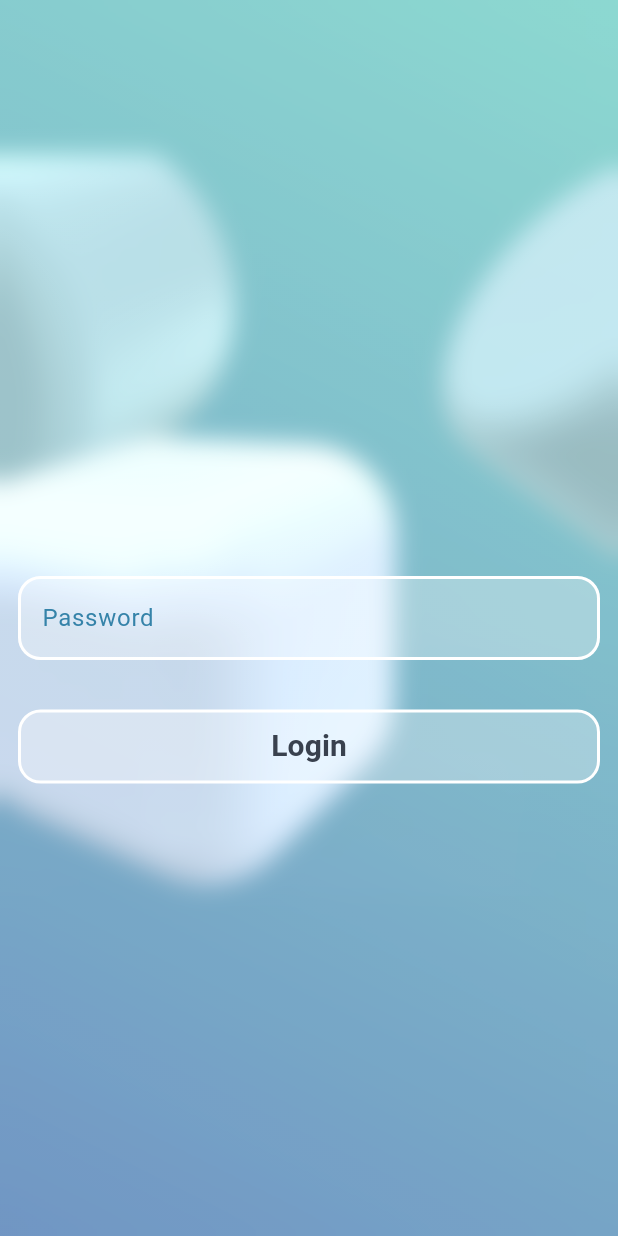
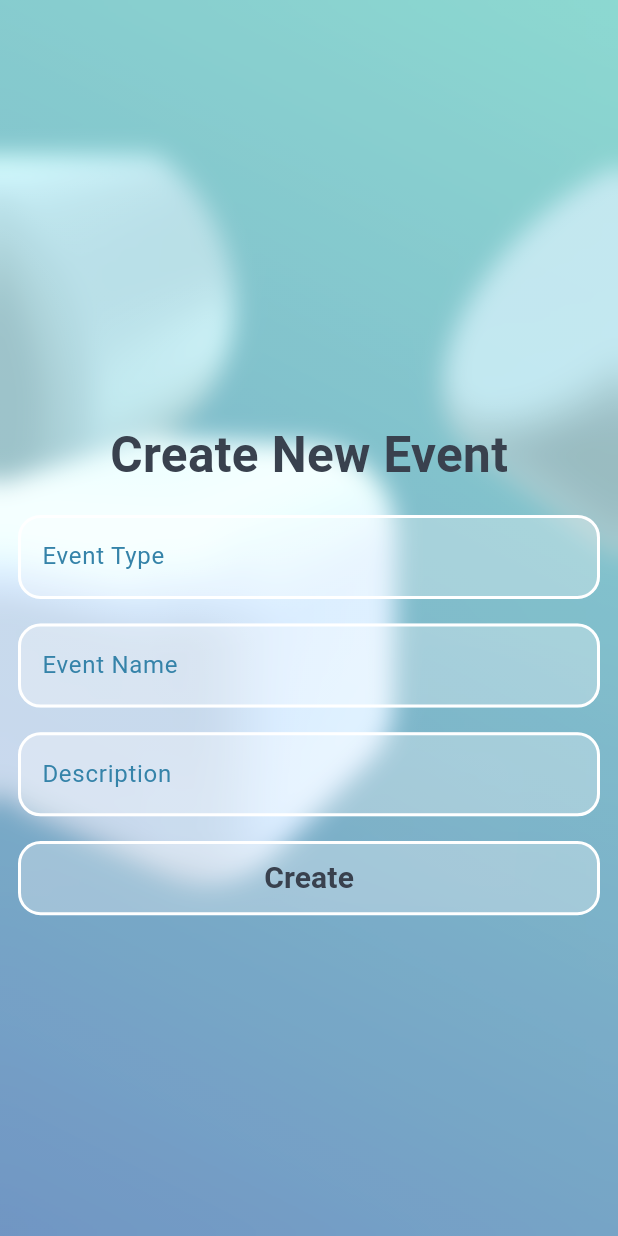
Before and after one commit to RMCV-Rajapaksha/Project-Syncup, a Flutter app: the screen it shows after launch, on a phone screen of 412 x 824 dp. Run offline on Flutter 3.47's test engine with Material 3 defaults, Android fonts, the phone set to English and light mode, and no system bars; our stand-ins replace device_preview.

Commit message:
Update Create and Login pages

```diff
--- a/lib/pages/Create.dart
+++ b/lib/pages/Create.dart
@@ -29,10 +29,17 @@ class _LoginState extends State<Create> {
               child: Column(
                 children: [
                   SizedBox(height: screenHeight * 0.1),
+                  Text(
+                    'Create New Event',
+                    style: TextStyle(
+                        color: const Color.fromRGBO(57, 65, 78, 1),
+                        fontSize: screenHeight * 0.04,
+                        fontWeight: FontWeight.bold),
+                  ),
                   SizedBox(height: screenHeight * 0.02),
                   TextFormField(
                     decoration: InputDecoration(
-                      hintText: 'Password',
+                      hintText: 'Event Type',
                       hintStyle: const TextStyle(
                           color: Color.fromRGBO(53, 131, 169, 1)),
                       enabledBorder: OutlineInputBorder(
@@ -66,6 +73,77 @@ class _LoginState extends State<Create> {
                     },
                   ),
                   SizedBox(height: screenHeight * 0.02),
+                  TextFormField(
+                    decoration: InputDecoration(
+                      hintText: 'Event Name',
+                      hintStyle: const TextStyle(
+                          color: Color.fromRGBO(53, 131, 169, 1)),
+                      enabledBorder: OutlineInputBorder(
+                        borderSide:
+                            const BorderSide(color: Colors.white, width: 2.0),
+                        borderRadius: BorderRadius.circular(15.0),
+                      ),
+                      focusedBorder: OutlineInputBorder(
+                        borderSide:
+                            const BorderSide(color: Colors.white, width: 2.0),
+                        borderRadius: BorderRadius.circular(15.0),
+                      ),
+                      errorBorder: OutlineInputBorder(
+                        borderSide:
+                            const BorderSide(color: Colors.white, width: 2.0),
+                        borderRadius: BorderRadius.circular(15.0),
+                      ),
+                      focusedErrorBorder: OutlineInputBorder(
+                        borderSide:
+                            const BorderSide(color: Colors.white, width: 2.0),
+                        borderRadius: BorderRadius.circular(15.0),
+                      ),
+                      fillColor: const Color.fromRGBO(255, 255, 255, 0.3),
+                      filled: true,
+                    ),
+                    validator: (value) {
+                      if (value == null || value.isEmpty) {
+                        return 'Please enter your Password';
+                      }
+                      return null;
+                    },
+                  ),
+                  SizedBox(height: screenHeight * 0.02),
+                  TextFormField(
+                    decoration: InputDecoration(
+                      hintText: 'Description',
+                      hintStyle: const TextStyle(
+                          color: Color.fromRGBO(53, 131, 169, 1)),
+                      enabledBorder: OutlineInputBorder(
+                        borderSide:
+                            const BorderSide(color: Colors.white, width: 2.0),
+                        borderRadius: BorderRadius.circular(15.0),
+                      ),
+                      focusedBorder: OutlineInputBorder(
+                        borderSide:
+                            const BorderSide(color: Colors.white, width: 2.0),
+                        borderRadius: BorderRadius.circular(15.0),
+                      ),
+                      errorBorder: OutlineInputBorder(
+                        borderSide:
+                            const BorderSide(color: Colors.white, width: 2.0),
+                        borderRadius: BorderRadius.circular(15.0),
+                      ),
+                      focusedErrorBorder: OutlineInputBorder(
+                        borderSide:
+                            const BorderSide(color: Colors.white, width: 2.0),
+                        borderRadius: BorderRadius.circular(15.0),
+                      ),
+                      fillColor: const Color.fromRGBO(255, 255, 255, 0.3),
+                      filled: true,
+                    ),
+                    validator: (value) {
+                      if (value == null || value.isEmpty) {
+                        return 'Please enter your Password';
+                      }
+                      return null;
+                    },
+                  ),
                   SizedBox(height: screenHeight * 0.02),
                   Container(
                       height: screenHeight * 0.06,
@@ -83,7 +161,7 @@ class _LoginState extends State<Create> {
                             );
                           }
                         },
-                        child: const Text('Login',
+                        child: const Text('Create',
                             style: TextStyle(
                               fontSize: 20,
                               fontWeight: FontWeight.bold,
--- a/lib/pages/Login.dart
+++ b/lib/pages/Login.dart
@@ -32,7 +32,7 @@ class _LoginState extends State<Login> {
                     'Welcome back',
                     style: TextStyle(
                         color: const Color.fromRGBO(57, 65, 78, 1),
-                        fontSize: screenHeight * 0.05,
+                        fontSize: screenHeight * 0.04,
                         fontWeight: FontWeight.bold),
                   ),
                   SizedBox(height: screenHeight * 0.1),
```
